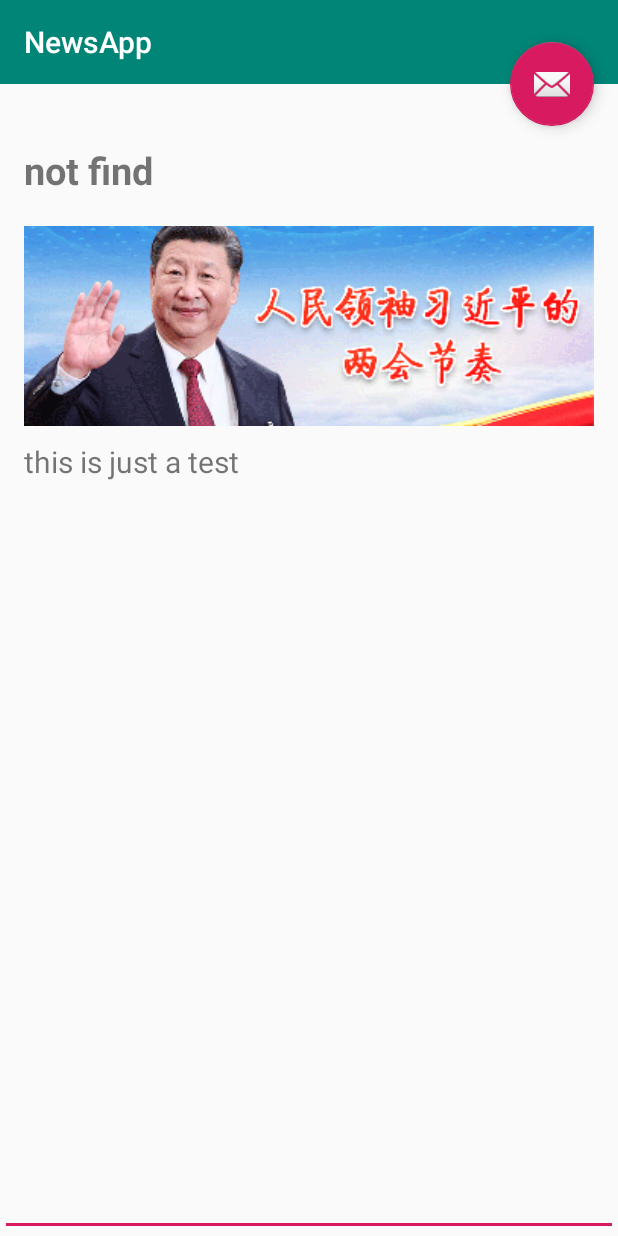
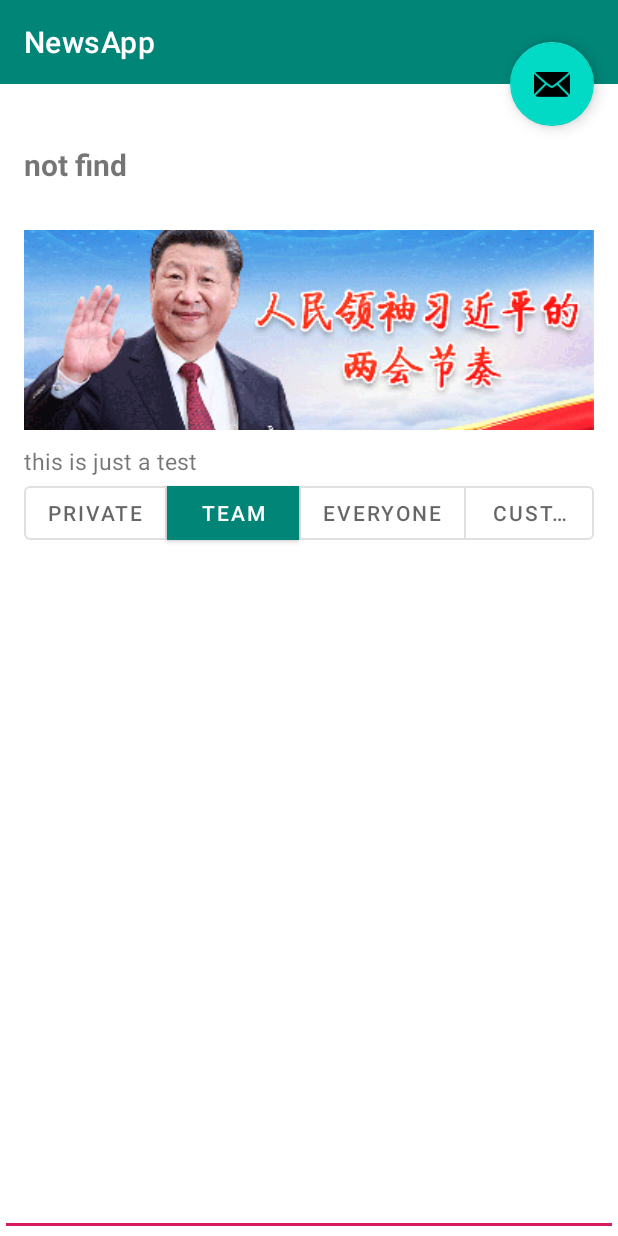
Before and after one commit to leezythu/NewsApp, an Android app: the SingleNews screen opened directly, with no data from a screen before it, on a phone screen of 412 x 824 dp. Run offline under Robolectric (Android 15) with nearby library versions, the phone set to English and light mode, and no system bars; our stand-ins replace Room's generated code; 3 statements that could not run were skipped.

Commit message:
modify singlepage

```diff
--- a/build.gradle
+++ b/build.gradle
@@ -46,4 +46,5 @@
     implementation 'com.nostra13.universalimageloader:universal-image-loader:1.9.5'
     implementation 'androidx.navigation:navigation-fragment-ktx:2.0.0'
     implementation 'androidx.navigation:navigation-ui-ktx:2.0.0'
+    implementation "com.google.android.material:material:1.1.0-alpha09"
 }
--- a/src/main/java/com/zhenyu/zhenyu/DataRepository.java
+++ b/src/main/java/com/zhenyu/zhenyu/DataRepository.java
@@ -61,7 +61,7 @@
         if(w != null){
             return w;
         }
-        else return new NewsEntity("not","", "", "not find", "this is just a test", "test",null, null, 0,0);
+        else return new NewsEntity("not","", "", "not find", "this is just a test", "test",null,null,0,null, null, 0);
     }
 
     public void addNewsToNewsbase(List<NewsEntity> NewNews){
--- a/src/main/java/com/zhenyu/zhenyu/Database/NewsEntity.java
+++ b/src/main/java/com/zhenyu/zhenyu/Database/NewsEntity.java
@@ -48,16 +48,23 @@
     @ColumnInfo(name = "entryTime")
     private long entryTime = 111111;
 
+    @ColumnInfo(name = "publisher")
+    private String publisher = "";
+
+    @ColumnInfo String puburl = "";
+
     public NewsEntity(){
         this.newsid = "1"; this.stringkeywords = "";
         this.title = "";this.content = ""; this.publishTime = "";
         this.categories = ""; this.keyscore = new HashMap<>(); this.flag = 0;
         this.image = "";
         entryTime = 1111111;
+        publisher = "";
+        puburl = "";
     }
 
     public NewsEntity(String newsid, String image, String publishTime, String title,
-                      String content, String categories, HashMap<String, Double> keyscores, String stringkeywords, long entryTime ,int flag){
+                      String content, String categories, HashMap<String, Double> keyscores, String stringkeywords, long entryTime , String publisher, String puburl, int flag){
         this.newsid = newsid;
         this.image = image;
         this.publishTime = publishTime;
@@ -68,9 +75,12 @@
         this.flag = flag;
         this.stringkeywords = stringkeywords;
         this.entryTime = entryTime;
+        this.publisher = publisher;
+        this.puburl = puburl;
     }
 
-
+    public void setPublisher(String publisher){this.publisher = publisher;}
+    public void setPuburl(String puburl) {this.puburl = puburl;}
     public void setNewsid(String newsid){ this.newsid = newsid;}
     public void setImage(String image){ this.image = image; }
     public void setPublishTime(String publishTime) { this.publishTime = publishTime; }
@@ -82,6 +92,8 @@
     public void setStringkeywords(String stringkeywords){ this.stringkeywords = stringkeywords; }
     public void setEntryTime(long entryTime){ this.entryTime = entryTime; }
 
+    public String getPublisher(){return  this.publisher;}
+    public String getPuburl(){return this.puburl;}
     public String getNewsid(){return this.newsid;}
     public String getImage(){return this.image;}
     public String getPublishTime(){return this.publishTime;}
--- a/src/main/java/com/zhenyu/zhenyu/NewsPages/ViewListNews/NewsListHolder.java
+++ b/src/main/java/com/zhenyu/zhenyu/NewsPages/ViewListNews/NewsListHolder.java
@@ -22,13 +22,13 @@
         super(itemview);
         titleView = (TextView)itemview.findViewById(R.id.news_title);
         dateView = (TextView)itemview.findViewById(R.id.news_date);
-//        categoryv = (TextView)itemview.findViewById(R.id.categoryview);
+        categoryv = (TextView)itemview.findViewById(R.id.news_category);
     }
 
     public void bindData(NewsEntity newsEntity){
         titleView.setText(newsEntity.getTitle());
         dateView.setText(newsEntity.getPublishTime());
-//        categoryv.setText("categoty:"+newsEntity.getCategories());
+        categoryv.setText(newsEntity.getCategories());
         idx = newsEntity.getNewsid();
 
     }
--- a/src/main/java/com/zhenyu/zhenyu/SingleNews.java
+++ b/src/main/java/com/zhenyu/zhenyu/SingleNews.java
@@ -3,6 +3,7 @@
 import android.content.Intent;
 import android.os.Bundle;
 
+import com.google.android.material.bottomsheet.BottomSheetBehavior;
 import com.google.android.material.floatingactionbutton.FloatingActionButton;
 import com.google.android.material.snackbar.Snackbar;
 import com.zhenyu.zhenyu.Database.AppDatabase;
@@ -13,15 +14,18 @@
 import androidx.appcompat.widget.Toolbar;
 
 import android.view.View;
+import android.widget.FrameLayout;
 import android.widget.TextView;
 import android.widget.Toast;
 
-public class SingleNews extends AppCompatActivity {
+public class SingleNews extends AppCompatActivity implements View.OnClickListener{
 
     private String newsid;
     private DataRepository dataRepository;
-    private TextView titleview;
-    private TextView contentview;
+    private FrameLayout bottomsheetlayout;
+    private BottomSheetBehavior bottomSheetBehavior;
+//    private TextView titleview;
+//    private TextView contentview;
 
     @Override
     protected void onCreate(Bundle savedInstanceState) {
@@ -41,6 +45,8 @@
             public void onClick(View view) {
                 Snackbar.make(view, "Replace with your own action", Snackbar.LENGTH_LONG)
                         .setAction("Action", null).show();
+
+                bottomSheetBehavior.setState(BottomSheetBehavior.STATE_EXPANDED);
             }
         });
 
@@ -49,20 +55,42 @@
         Bundle bundle = intent.getExtras();
         newsid = bundle.getString("newsid");
         dataRepository = DataRepository.getInstance(AppDatabase.getDatabase(null, null));
-        titleview = findViewById(R.id.mytitleview);
-        contentview = findViewById(R.id.mycontentview);
+
         initpage();
+        initbottonsheet();
     }
     public void initpage(){
         NewsEntity entity = dataRepository.loadNewsById(newsid);
 //        Toast.makeText(getApplicationContext(), entity.getContent(), Toast.LENGTH_LONG).show();
 //        assert titleview != null;
 
+        TextView titleview = findViewById(R.id.titleview);
+        TextView contentview = findViewById(R.id.mycontentview);
+        TextView timeView = findViewById(R.id.timeview);
+        TextView sourceView = findViewById(R.id.sourceview);
+
+
         titleview.setText(entity.getTitle());
         contentview.setText(entity.getContent());
+        timeView.setText(entity.getPublishTime());
+        sourceView.setText(entity.getPublisher());
 
         // handle user preference
         UserProfile userProfile = UserProfile.getInstance();
         userProfile.addkeys(entity.getCategories(), entity.getKeyscore());
     }
+
+    public void initbottonsheet(){
+        bottomsheetlayout = (FrameLayout)findViewById(R.id.bottomsheet);
+        bottomSheetBehavior = BottomSheetBehavior.from(bottomsheetlayout);
+        bottomSheetBehavior.setState(BottomSheetBehavior.STATE_HIDDEN);
+    }
+
+    @Override
+    public void onClick(View view) {
+        switch (view.getId()){
+
+        }
+    }
+
 }
--- a/src/main/java/com/zhenyu/zhenyu/user/UserProfile.java
+++ b/src/main/java/com/zhenyu/zhenyu/user/UserProfile.java
@@ -19,10 +19,10 @@
         preferrence = new HashMap<>();
         catePreference = new HashMap<>();
         //“首页" 可表示 “首页”中的新闻，以及 所有种类的新闻的和
-        String[] catesall = {"首页","科技", "娱乐", "军事","体育","财经","健康","教育","社会", "汽车"};
+        String[] catesall = {"首页","推荐","科技", "娱乐", "军事","体育","财经","健康","教育","社会", "汽车","文化"};
         for(String va : catesall)
             preferrence.put(va, new sField(va));
-        String[] cates = {"科技", "娱乐", "军事","体育","财经","健康","教育","社会", "汽车"};
+        String[] cates = {"科技", "娱乐", "军事","体育","财经","健康","教育","社会", "汽车","文化"};
         for(String va : cates)
             catePreference.put(va, 0.);
         blockingWords = new HashSet<>();
--- a/src/main/res/layout/activity_single_news.xml
+++ b/src/main/res/layout/activity_single_news.xml
@@ -24,6 +24,7 @@
 
     </EditText>
 
+
     <com.google.android.material.floatingactionbutton.FloatingActionButton
         android:id="@+id/fab"
         android:layout_width="wrap_content"
@@ -35,4 +36,26 @@
 
     <include layout="@layout/content_single_news" />
 
+    <FrameLayout
+        android:layout_width="match_parent"
+        android:layout_height="wrap_content"
+        android:id="@+id/bottomsheet"
+        style="?attr/bottomSheetStyle"
+        app:layout_behavior="com.google.android.material.bottomsheet.BottomSheetBehavior"
+        app:behavior_hideable="true"
+        app:behavior_peekHeight="?android:attr/actionBarSize">
+        <LinearLayout
+            android:layout_width="match_parent"
+            android:layout_height="wrap_content"
+            android:orientation="vertical">
+            <TextView
+                android:layout_width="match_parent"
+                android:layout_height="wrap_content"
+                android:text="item1"/>
+            <TextView
+                android:layout_width="match_parent"
+                android:layout_height="wrap_content"
+                android:text="item2"/>
+        </LinearLayout>
+    </FrameLayout>
 </androidx.coordinatorlayout.widget.CoordinatorLayout>
--- a/src/main/res/layout/content_main.xml
+++ b/src/main/res/layout/content_main.xml
@@ -1,5 +1,5 @@
 <?xml version="1.0" encoding="utf-8"?>
-<androidx.constraintlayout.widget.ConstraintLayout xmlns:android="http://schemas.android.com/apk/res/android"
+<androidx.coordinatorlayout.widget.CoordinatorLayout xmlns:android="http://schemas.android.com/apk/res/android"
     xmlns:app="http://schemas.android.com/apk/res-auto"
     xmlns:tools="http://schemas.android.com/tools"
     android:layout_width="match_parent"
@@ -17,4 +17,6 @@
         app:layout_constraintRight_toRightOf="parent"
         app:layout_constraintTop_toTopOf="parent"
         app:navGraph="@navigation/mobile_navigation" />
-</androidx.constraintlayout.widget.ConstraintLayout>
+
+
+</androidx.coordinatorlayout.widget.CoordinatorLayout>
--- a/src/main/res/layout/content_single_news.xml
+++ b/src/main/res/layout/content_single_news.xml
@@ -21,20 +21,35 @@
         <TextView
             android:layout_width="wrap_content"
             android:layout_height="wrap_content"
-            android:id="@+id/mytitleview"
+            android:id="@+id/titleview"
             android:text="@string/large_text"
-            android:textSize="25sp"
+            android:textSize="20sp"
             android:textStyle="bold"
             />
-        <TextView
+        <LinearLayout
             android:layout_width="match_parent"
-            android:layout_height="20dp"
-            />
+            android:layout_height="wrap_content"
+            android:orientation="horizontal"
+            android:gravity="right"
+            android:padding="5sp">
+            <TextView
+                android:layout_width="wrap_content"
+                android:layout_height="wrap_content"
+                android:id="@+id/timeview"/>
+            <TextView
+                android:layout_width="5sp"
+                android:layout_height="wrap_content"/>
+            <TextView
+                android:layout_width="wrap_content"
+                android:layout_height="wrap_content"
+                android:id="@+id/sourceview"/>
+        </LinearLayout>
         <ImageView
             android:layout_width="match_parent"
             android:layout_height="wrap_content"
             android:src="@mipmap/banner"
-            android:scaleType="centerCrop"/>
+            android:scaleType="centerCrop"
+            android:contentDescription="TODO" />
         <TextView
             android:layout_width="match_parent"
             android:layout_height="10dp"
@@ -43,13 +58,36 @@
             android:layout_width="match_parent"
             android:layout_height="wrap_content"
             android:id="@+id/mycontentview"
-            android:textSize="20sp"
+            android:textSize="15sp"
             />
+        <com.google.android.material.button.MaterialButtonToggleGroup
+            android:id="@+id/toggle_button_group"
+            android:layout_width="wrap_content"
+            android:layout_height="wrap_content">
+
+            <com.google.android.material.button.MaterialButton
+                style="?attr/materialButtonOutlinedStyle"
+                android:layout_width="wrap_content"
+                android:layout_height="wrap_content"
+                android:text="private"/>
+            <com.google.android.material.button.MaterialButton
+                style="?attr/materialButtonStyle"
+                android:layout_width="wrap_content"
+                android:layout_height="wrap_content"
+                android:text="team"/>
+            <com.google.android.material.button.MaterialButton
+                style="?attr/materialButtonOutlinedStyle"
+                android:layout_width="wrap_content"
+                android:layout_height="wrap_content"
+                android:text="everyone"/>
+            <com.google.android.material.button.MaterialButton
+                style="?attr/materialButtonOutlinedStyle"
+                android:layout_width="wrap_content"
+                android:layout_height="wrap_content"
+                android:text="custom"/>
+
+        </com.google.android.material.button.MaterialButtonToggleGroup>
     </LinearLayout>
-    <!--    <android.support.v7.widget.Toolbar-->
-    <!--        android:id="@+id/toolbar"-->
-    <!--        android:layout_width="match_parent"-->
-    <!--        android:layout_height="?android:attr/actionBarSize"-->
-    <!--        android:background="?attr/colorPrimary" />-->
+
 
 </androidx.core.widget.NestedScrollView>
--- a/src/main/res/values-v21/styles.xml
+++ b/src/main/res/values-v21/styles.xml
@@ -6,4 +6,9 @@
         <item name="android:statusBarColor">@android:color/transparent</item>
     </style>
 
+    <style name="BottomSheetDialogTheme" parent="BaseBottomSheetDialog">
+        <item name="android:statusBarColor">@android:color/transparent</item>
+        <item name="android:navigationBarColor">@color/white</item>
+    </style>
+
 </resources>
--- a/src/main/res/values/strings.xml
+++ b/src/main/res/values/strings.xml
@@ -30,6 +30,7 @@
     <string name="tab_text_jiaoyu">教育</string>
     <string name="tab_text_shehui">社会</string>
     <string name="tab_text_qiche">汽车</string>
+    <string name="tab_text_wenhua">文化</string>
 
     <string name="title_activity_single_news">SingleNews</string>
     <string name="title_login">SingleNews</string>
```
Also changed, not shown: src/main/java/com/zhenyu/zhenyu/Database/BrowsedNews.java (+16 -2 lines), src/main/java/com/zhenyu/zhenyu/NewsPages/SectionsPagerAdapter.java (+4 -4 lines), src/main/java/com/zhenyu/zhenyu/RequestData/NetNews.java (+22 -3 lines), src/main/res/layout/list_item.xml (+25 -14 lines), src/main/res/values/styles.xml (+15 -1 lines), 1 other file.
